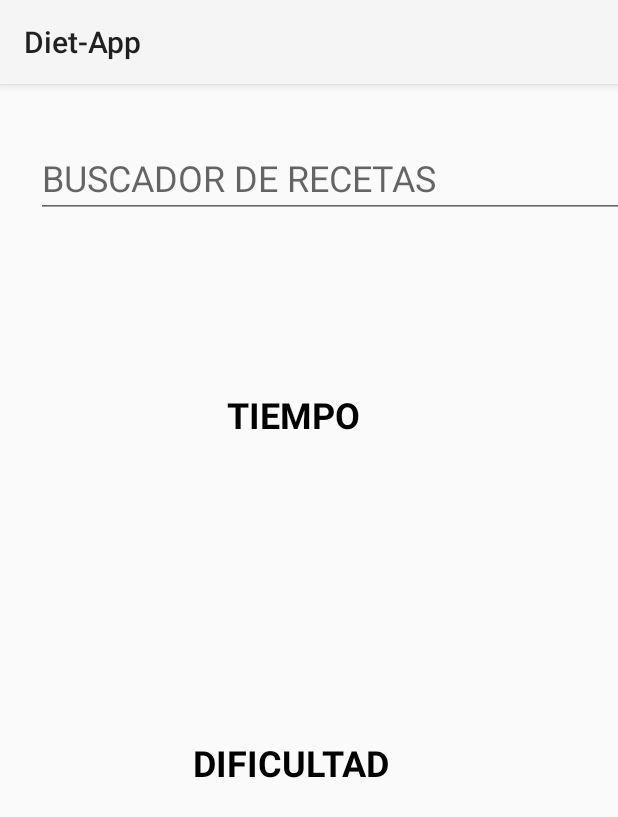
After one commit to Adrian1MT/Diet-App, an Android app: the Visualizar_Recetas screen opened directly, with no data from a screen before it, on a phone screen of 412 x 824 dp. The commit adds this screen. Shown: the top 817 px of the screen. Run offline under Robolectric (Android 15) with nearby library versions, the phone set to English and light mode, and no system bars.

Commit message:
Pantalla visualizar

```diff
--- a/Aplicacion/app/src/main/AndroidManifest.xml
+++ b/Aplicacion/app/src/main/AndroidManifest.xml
@@ -9,6 +9,7 @@
         android:roundIcon="@mipmap/ic_launcher_round"
         android:supportsRtl="true"
         android:theme="@style/Theme.DietApp">
+        <activity android:name=".Visualizar_Recetas"></activity>
         <activity android:name=".MainActivity">
             <intent-filter>
                 <action android:name="android.intent.action.MAIN" />
--- a/Aplicacion/app/src/main/java/com/elorrieta/diet_app/MainActivity.java
+++ b/Aplicacion/app/src/main/java/com/elorrieta/diet_app/MainActivity.java
@@ -7,6 +7,7 @@ import android.animation.AnimatorListenerAdapter;
 import android.animation.AnimatorSet;
 import android.animation.ObjectAnimator;
 import android.animation.PropertyValuesHolder;
+import android.content.Intent;
 import android.os.Bundle;
 import android.view.View;
 import android.view.ViewPropertyAnimator;
@@ -16,7 +17,7 @@ import android.widget.TextView;
 
 public class MainActivity extends AppCompatActivity {
     ImageView Imagen, Titulo;
-
+    final int iCODIGO = 1234;
     TextView inicio;
     Boolean Terminar=false;
     ObjectAnimator AparecertAnimator;
@@ -143,4 +144,8 @@ public class MainActivity extends AppCompatActivity {
             oAnimation7.start();
         }
     }
+    public void IrVisualizar(View poView){
+        Intent oIntent = new Intent(this, Visualizar_Recetas.class);
+        startActivityForResult(oIntent, iCODIGO);
+    }
 }
--- /dev/null
+++ b/Aplicacion/app/src/main/java/com/elorrieta/diet_app/Visualizar_Recetas.java
@@ -0,0 +1,14 @@
+package com.elorrieta.diet_app;
+
+import androidx.appcompat.app.AppCompatActivity;
+
+import android.os.Bundle;
+
+public class Visualizar_Recetas extends AppCompatActivity {
+
+    @Override
+    protected void onCreate(Bundle savedInstanceState) {
+        super.onCreate(savedInstanceState);
+        setContentView(R.layout.visualizar__recetas);
+    }
+}
--- a/Aplicacion/app/src/main/res/layout/activity_main.xml
+++ b/Aplicacion/app/src/main/res/layout/activity_main.xml
@@ -70,6 +70,7 @@
         android:layout_width="487dp"
         android:layout_height="102dp"
         android:layout_marginTop="92dp"
+        android:onClick="IrVisualizar"
         android:text="(imagen_recetas) RECETAS"
         app:layout_constraintEnd_toEndOf="parent"
         app:layout_constraintStart_toStartOf="parent"
--- /dev/null
+++ b/Aplicacion/app/src/main/res/layout/visualizar__recetas.xml
@@ -0,0 +1,100 @@
+<?xml version="1.0" encoding="utf-8"?>
+<androidx.constraintlayout.widget.ConstraintLayout xmlns:android="http://schemas.android.com/apk/res/android"
+    xmlns:app="http://schemas.android.com/apk/res-auto"
+    xmlns:tools="http://schemas.android.com/tools"
+    android:layout_width="match_parent"
+    android:layout_height="match_parent"
+    tools:context=".Visualizar_Recetas">
+
+    <androidx.recyclerview.widget.RecyclerView
+        android:id="@+id/iddificultad"
+        android:layout_width="422dp"
+        android:layout_height="145dp"
+        android:layout_marginTop="480dp"
+        android:layout_marginEnd="28dp"
+        app:layout_constraintEnd_toEndOf="parent"
+        app:layout_constraintTop_toTopOf="@+id/textView2" />
+
+    <TextView
+        android:id="@+id/textView4"
+        android:layout_width="wrap_content"
+        android:layout_height="wrap_content"
+        android:layout_marginTop="436dp"
+        android:layout_marginEnd="152dp"
+        android:text="DIFICULTAD"
+        android:textColor="@color/black"
+        android:textSize="24sp"
+        android:textStyle="bold"
+        app:layout_constraintEnd_toEndOf="parent"
+        app:layout_constraintTop_toTopOf="parent" />
+
+    <androidx.recyclerview.widget.RecyclerView
+        android:id="@+id/idtiempo"
+        android:layout_width="426dp"
+        android:layout_height="167dp"
+        android:layout_marginTop="244dp"
+        android:layout_marginEnd="24dp"
+        app:layout_constraintEnd_toEndOf="parent"
+        app:layout_constraintTop_toTopOf="@+id/textView2" />
+
+    <TextView
+        android:id="@+id/textView3"
+        android:layout_width="wrap_content"
+        android:layout_height="wrap_content"
+        android:layout_marginTop="204dp"
+        android:layout_marginEnd="172dp"
+        android:text="TIEMPO"
+        android:textColor="@color/black"
+        android:textSize="24sp"
+        android:textStyle="bold"
+        app:layout_constraintEnd_toEndOf="parent"
+        app:layout_constraintTop_toTopOf="parent" />
+
+    <androidx.recyclerview.widget.RecyclerView
+        android:id="@+id/recyclerView"
+        android:layout_width="603dp"
+        android:layout_height="507dp"
+        app:layout_constraintBottom_toBottomOf="parent"
+        app:layout_constraintEnd_toEndOf="parent"
+        app:layout_constraintHorizontal_bias="0.035"
+        app:layout_constraintStart_toStartOf="parent"
+        app:layout_constraintTop_toTopOf="parent"
+        app:layout_constraintVertical_bias="0.878" />
+
+    <TextView
+        android:id="@+id/textView2"
+        android:layout_width="wrap_content"
+        android:layout_height="wrap_content"
+        android:layout_marginTop="4dp"
+        android:text="TIPOS DE MENÚ"
+        android:textColor="@color/black"
+        android:textSize="24sp"
+        android:textStyle="bold"
+        app:layout_constraintEnd_toEndOf="parent"
+        app:layout_constraintHorizontal_bias="0.732"
+        app:layout_constraintStart_toEndOf="@+id/editTextTextPersonName"
+        app:layout_constraintTop_toTopOf="parent" />
+
+    <androidx.recyclerview.widget.RecyclerView
+        android:id="@+id/idmenu"
+        android:layout_width="422dp"
+        android:layout_height="145dp"
+        android:layout_marginTop="44dp"
+        android:layout_marginEnd="24dp"
+        app:layout_constraintEnd_toEndOf="parent"
+        app:layout_constraintTop_toTopOf="@+id/textView2" />
+
+    <EditText
+        android:id="@+id/editTextTextPersonName"
+        android:layout_width="596dp"
+        android:layout_height="49dp"
+        android:layout_marginStart="24dp"
+        android:layout_marginTop="40dp"
+        android:ems="10"
+        android:hint="BUSCADOR DE RECETAS"
+        android:inputType="textPersonName"
+        android:textSize="24sp"
+        app:layout_constraintStart_toStartOf="parent"
+        app:layout_constraintTop_toTopOf="parent" />
+
+</androidx.constraintlayout.widget.ConstraintLayout>
```
Also changed, not shown: 1 other file.
